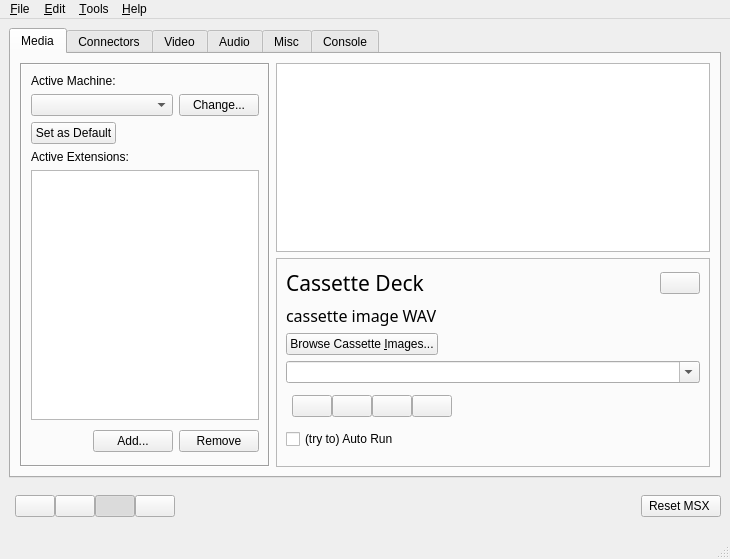
Before: the Qt Designer form res/main.ui in openMSX/catapult, drawn with Qt 5.
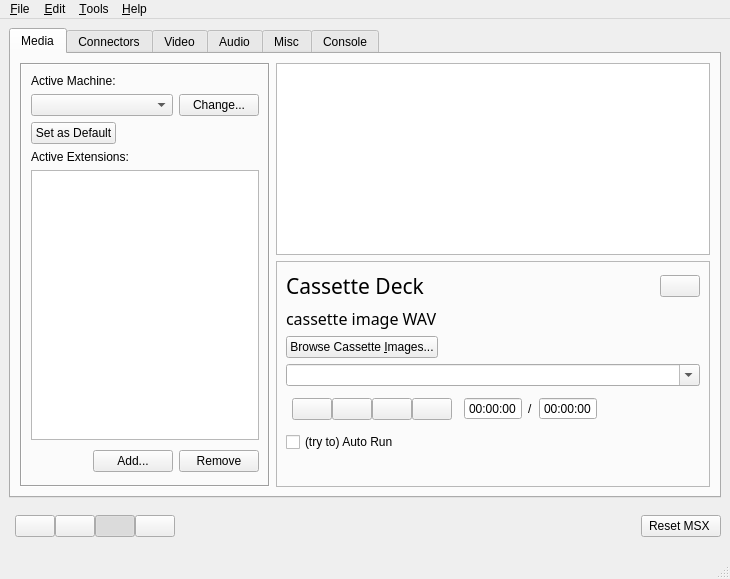
After: the same form once the commit is applied. The open tabs and pages were chosen to show the change. Icons and pictures are not drawn.

Commit message: Display tape position and size, using the new subcommands of cassetteplayer

```diff
--- a/res/main.ui
+++ b/res/main.ui
@@ -6,7 +6,7 @@
     <x>0</x>
     <y>0</y>
     <width>562</width>
-    <height>559</height>
+    <height>579</height>
    </rect>
   </property>
   <property name="windowTitle" >
@@ -628,6 +628,8 @@
              </layout>
             </widget>
             <widget class="QWidget" name="cassettePage" >
+             <layout class="QGridLayout" >
+              <item row="0" column="0" >
              <layout class="QVBoxLayout" >
               <item>
                <layout class="QHBoxLayout" >
@@ -846,6 +848,65 @@
                   </item>
                  </layout>
                 </item>
+                  <item>
+                   <widget class="QTimeEdit" name="tapeTime" >
+                    <property name="readOnly" >
+                     <bool>true</bool>
+                    </property>
+                    <property name="buttonSymbols" >
+                     <enum>QAbstractSpinBox::NoButtons</enum>
+                    </property>
+                    <property name="dateTime" >
+                     <datetime>
+                      <hour>0</hour>
+                      <minute>0</minute>
+                      <second>0</second>
+                      <year>2000</year>
+                      <month>1</month>
+                      <day>1</day>
+                     </datetime>
+                    </property>
+                    <property name="currentSection" >
+                     <enum>QDateTimeEdit::HourSection</enum>
+                    </property>
+                    <property name="displayFormat" >
+                     <string>hh:mm:ss</string>
+                    </property>
+                   </widget>
+                  </item>
+                  <item>
+                   <widget class="QLabel" name="label_16" >
+                    <property name="text" >
+                     <string>/</string>
+                    </property>
+                   </widget>
+                  </item>
+                  <item>
+                   <widget class="QTimeEdit" name="tapeLength" >
+                    <property name="readOnly" >
+                     <bool>true</bool>
+                    </property>
+                    <property name="buttonSymbols" >
+                     <enum>QAbstractSpinBox::NoButtons</enum>
+                    </property>
+                    <property name="dateTime" >
+                     <datetime>
+                      <hour>0</hour>
+                      <minute>0</minute>
+                      <second>0</second>
+                      <year>2000</year>
+                      <month>1</month>
+                      <day>1</day>
+                     </datetime>
+                    </property>
+                    <property name="currentSection" >
+                     <enum>QDateTimeEdit::HourSection</enum>
+                    </property>
+                    <property name="displayFormat" >
+                     <string>hh:mm:ss</string>
+                    </property>
+                   </widget>
+                  </item>
                 <item>
                  <spacer>
                   <property name="orientation" >
@@ -853,8 +914,8 @@
                   </property>
                   <property name="sizeHint" >
                    <size>
-                    <width>40</width>
-                    <height>20</height>
+                      <width>16</width>
+                      <height>23</height>
                    </size>
                   </property>
                  </spacer>
@@ -878,11 +939,13 @@
                 </property>
                 <property name="sizeHint" >
                  <size>
-                  <width>384</width>
-                  <height>10</height>
+                    <width>242</width>
+                    <height>16</height>
                  </size>
                 </property>
                </spacer>
+                </item>
+               </layout>
               </item>
              </layout>
             </widget>
@@ -3382,7 +3445,7 @@
       </widget>
      </widget>
     </item>
-    <item row="1" column="0" >
+    <item row="2" column="0" >
      <layout class="QGridLayout" >
       <item row="0" column="0" >
        <layout class="QHBoxLayout" >
```
Lines whose indentation alone changed are shown as unchanged. The commit also changes 3 other files.
